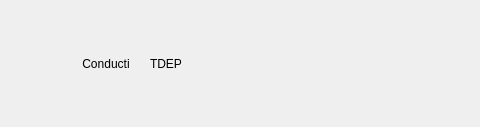
Old version of the form tabs/tools.ui in the repository piti-diablotin/qAgate; both pictures show x 0 to 480 and y 0 to 127 of the 710 by 127 pixel window.
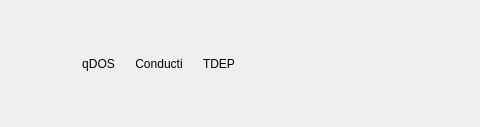
New version of the form. Icons and pictures are not drawn.

Diff of the .ui file:
```diff
--- a/tabs/tools.ui
+++ b/tabs/tools.ui
@@ -49,6 +49,35 @@
      </property>
     </widget>
    </item>
+   <item>
+    <widget class="QToolButton" name="dos">
+     <property name="toolTip">
+      <string>qDos</string>
+     </property>
+     <property name="statusTip">
+      <string>qDos</string>
+     </property>
+     <property name="whatsThis">
+      <string>qDOS</string>
+     </property>
+     <property name="text">
+      <string notr="true">qDOS</string>
+     </property>
+     <property name="icon">
+      <iconset resource="../qdos/qdos.qrc">
+       <normaloff>:/qdos.svg</normaloff>:/qdos.svg</iconset>
+     </property>
+     <property name="iconSize">
+      <size>
+       <width>50</width>
+       <height>50</height>
+      </size>
+     </property>
+     <property name="autoRaise">
+      <bool>true</bool>
+     </property>
+    </widget>
+   </item>
    <item>
     <widget class="QToolButton" name="conducti">
      <property name="sizePolicy">
```
Left out of the diff: 3 changed lines with no effect on the pictures.
